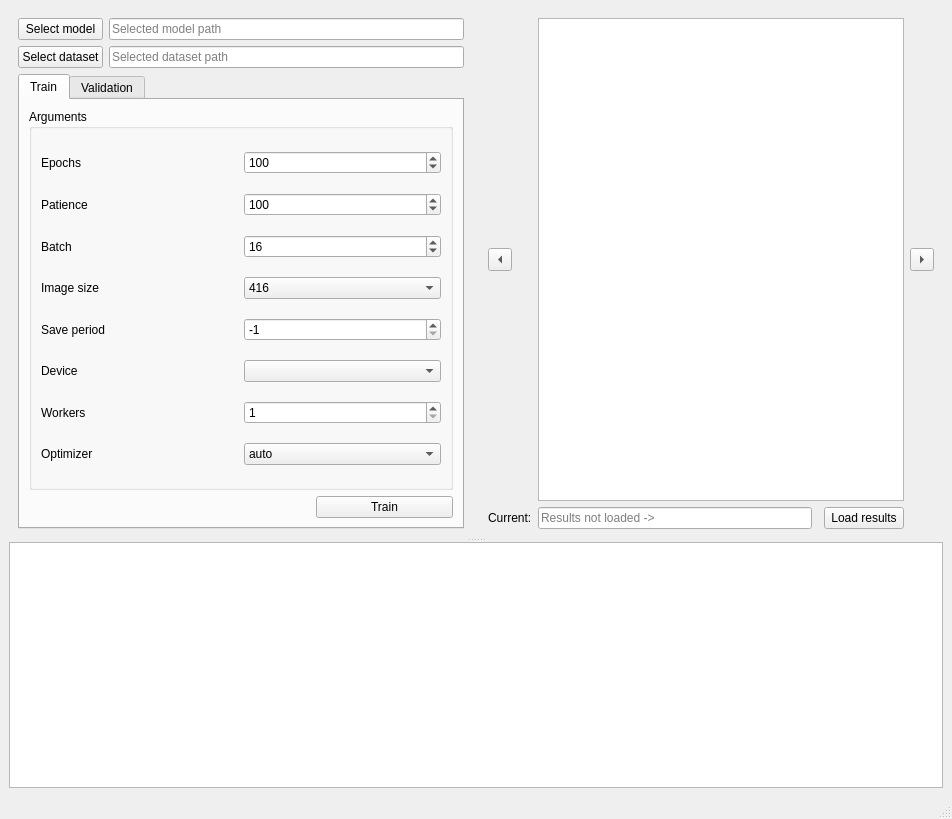
Qt form src/gui/generated/mainwindow.ui (xkostrna/YoloQT) before a commit.
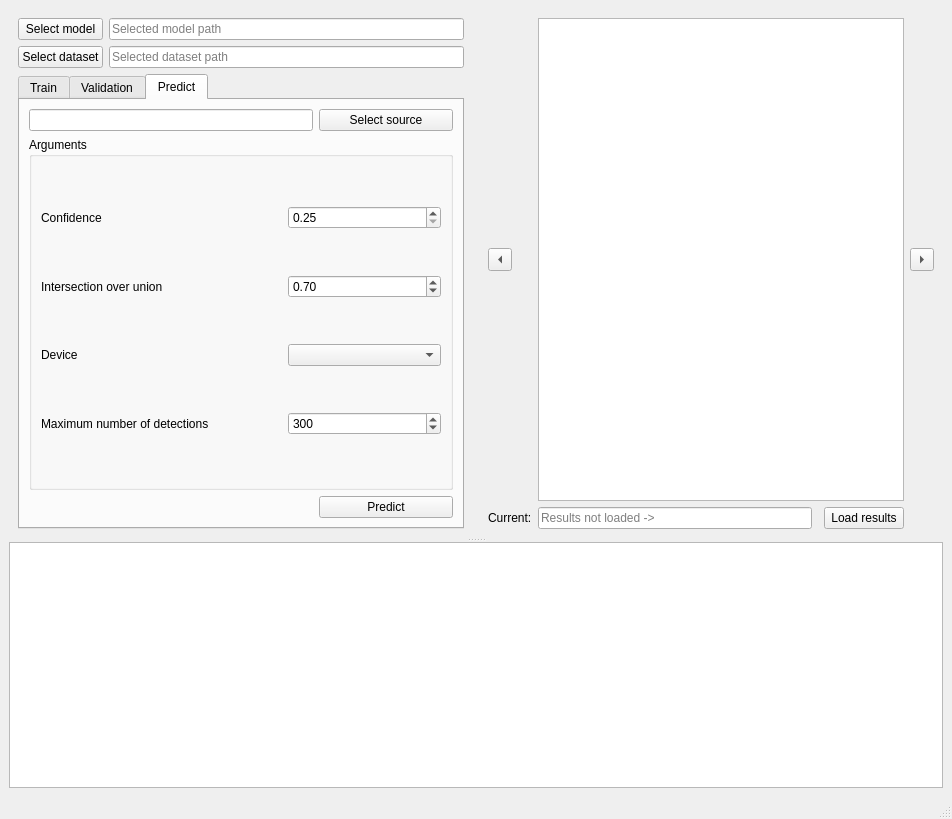
The same form after that commit. The open tabs and pages were chosen to show the change.

Commit message: chore: prepare gui for predict

Patch:
```diff
--- a/src/gui/generated/mainwindow.ui
+++ b/src/gui/generated/mainwindow.ui
@@ -484,6 +484,140 @@
                </item>
               </layout>
              </widget>
+             <widget class="QWidget" name="predictionTab">
+              <attribute name="title">
+               <string>Predict</string>
+              </attribute>
+              <layout class="QGridLayout" name="gridLayout_9">
+               <item row="1" column="0" colspan="3">
+                <widget class="QGroupBox" name="groupBoxPredictArgs">
+                 <property name="title">
+                  <string>Arguments</string>
+                 </property>
+                 <layout class="QGridLayout" name="gridLayout_8">
+                  <item row="3" column="3" colspan="2">
+                   <widget class="QSpinBox" name="spinBoxMaxDet_2">
+                    <property name="minimum">
+                     <number>1</number>
+                    </property>
+                    <property name="maximum">
+                     <number>9999</number>
+                    </property>
+                    <property name="value">
+                     <number>300</number>
+                    </property>
+                   </widget>
+                  </item>
+                  <item row="1" column="0" colspan="3">
+                   <widget class="QLabel" name="labelIoU_2">
+                    <property name="text">
+                     <string>Intersection over union</string>
+                    </property>
+                   </widget>
+                  </item>
+                  <item row="2" column="3" colspan="2">
+                   <widget class="QComboBox" name="comboBoxDevice_3"/>
+                  </item>
+                  <item row="0" column="0" colspan="2">
+                   <widget class="QLabel" name="labelConf_2">
+                    <property name="text">
+                     <string>Confidence</string>
+                    </property>
+                   </widget>
+                  </item>
+                  <item row="2" column="0">
+                   <widget class="QLabel" name="labelDevice_3">
+                    <property name="text">
+                     <string>Device</string>
+                    </property>
+                   </widget>
+                  </item>
+                  <item row="0" column="3" colspan="2">
+                   <widget class="QDoubleSpinBox" name="doubleSpinBoxConf_2">
+                    <property name="minimum">
+                     <double>0.250000000000000</double>
+                    </property>
+                    <property name="maximum">
+                     <double>0.990000000000000</double>
+                    </property>
+                    <property name="singleStep">
+                     <double>0.010000000000000</double>
+                    </property>
+                    <property name="value">
+                     <double>0.250000000000000</double>
+                    </property>
+                   </widget>
+                  </item>
+                  <item row="3" column="0" colspan="3">
+                   <widget class="QLabel" name="labelMaxDet_2">
+                    <property name="text">
+                     <string>Maximum number of detections</string>
+                    </property>
+                   </widget>
+                  </item>
+                  <item row="1" column="3" colspan="2">
+                   <widget class="QDoubleSpinBox" name="doubleSpinBoxIoU_2">
+                    <property name="minimum">
+                     <double>0.010000000000000</double>
+                    </property>
+                    <property name="maximum">
+                     <double>0.990000000000000</double>
+                    </property>
+                    <property name="singleStep">
+                     <double>0.010000000000000</double>
+                    </property>
+                    <property name="value">
+                     <double>0.700000000000000</double>
+                    </property>
+                   </widget>
+                  </item>
+                 </layout>
+                </widget>
+               </item>
+               <item row="2" column="1" colspan="2">
+                <widget class="QPushButton" name="pushButtonPredict">
+                 <property name="minimumSize">
+                  <size>
+                   <width>134</width>
+                   <height>0</height>
+                  </size>
+                 </property>
+                 <property name="maximumSize">
+                  <size>
+                   <width>16777215</width>
+                   <height>16777215</height>
+                  </size>
+                 </property>
+                 <property name="text">
+                  <string>Predict</string>
+                 </property>
+                </widget>
+               </item>
+               <item row="0" column="0">
+                <widget class="QLineEdit" name="lineEditSource"/>
+               </item>
+               <item row="2" column="0">
+                <spacer name="horizontalSpacer">
+                 <property name="orientation">
+                  <enum>Qt::Horizontal</enum>
+                 </property>
+                 <property name="sizeHint" stdset="0">
+                  <size>
+                   <width>40</width>
+                   <height>20</height>
+                  </size>
+                 </property>
+                </spacer>
+               </item>
+               <item row="0" column="1" colspan="2">
+                <widget class="QPushButton" name="pushButtonSelectSource">
+                 <property name="text">
+                  <string>Select source</string>
+                 </property>
+                </widget>
+               </item>
+              </layout>
+             </widget>
             </widget>
            </item>
           </layout>
```
Left out of the diff: 54 changed lines with no effect on the pictures. The commit also changes 3 other files.
